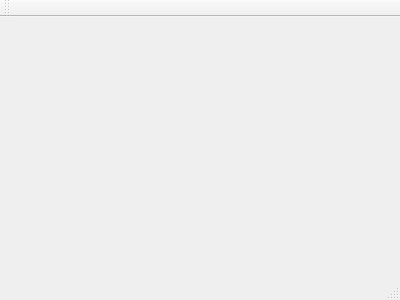
rukia11/AGHacksy, file untitled/mainwindow.ui: the form before one commit.
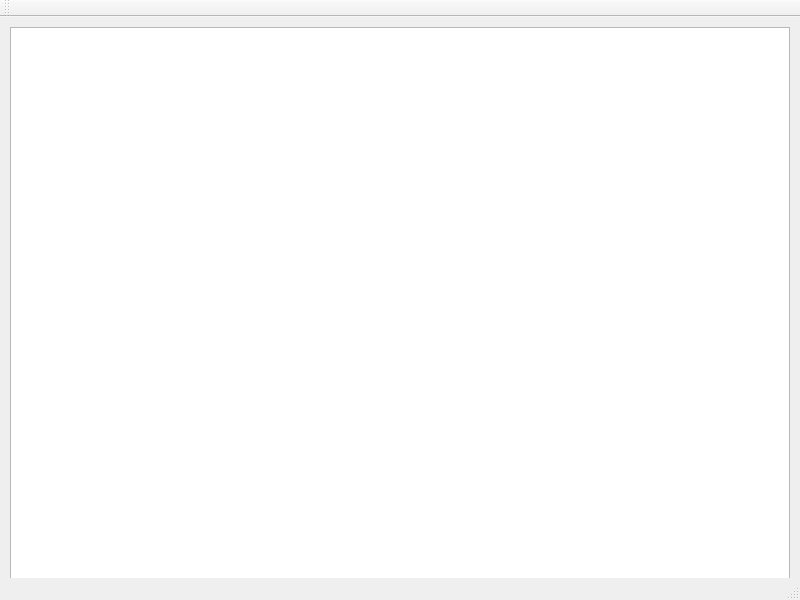
The form after the commit.

Commit message: dodane list view

The edit to the form file:
```diff
--- a/untitled/mainwindow.ui
+++ b/untitled/mainwindow.ui
@@ -1,24 +1,50 @@
 <ui version="4.0">
  <class>MainWindow</class>
- <widget class="QMainWindow" name="MainWindow" >
-  <property name="geometry" >
+ <widget class="QMainWindow" name="MainWindow">
+  <property name="geometry">
    <rect>
     <x>0</x>
     <y>0</y>
-    <width>400</width>
-    <height>300</height>
+    <width>800</width>
+    <height>600</height>
    </rect>
   </property>
   <property name="windowTitle" >
    <string>MainWindow</string>
   </property>
-  <widget class="QMenuBar" name="menuBar" />
-  <widget class="QToolBar" name="mainToolBar" />
-  <widget class="QWidget" name="centralWidget" />
-  <widget class="QStatusBar" name="statusBar" />
+  <widget class="QWidget" name="centralWidget">
+   <widget class="QListView" name="listView">
+    <property name="geometry">
+     <rect>
+      <x>10</x>
+      <y>10</y>
+      <width>780</width>
+      <height>580</height>
+     </rect>
+    </property>
+   </widget>
+  </widget>
+  <widget class="QMenuBar" name="menuBar">
+   <property name="geometry">
+    <rect>
+     <x>0</x>
+     <y>0</y>
+     <width>800</width>
+     <height>21</height>
+    </rect>
+   </property>
+  </widget>
+  <widget class="QToolBar" name="mainToolBar">
+   <attribute name="toolBarArea">
+    <enum>TopToolBarArea</enum>
+   </attribute>
+   <attribute name="toolBarBreak">
+    <bool>false</bool>
+   </attribute>
+  </widget>
+  <widget class="QStatusBar" name="statusBar"/>
  </widget>
- <layoutDefault spacing="6" margin="11" />
- <pixmapfunction></pixmapfunction>
+ <layoutdefault spacing="6" margin="11"/>
  <resources/>
  <connections/>
 </ui>
```
Left out of the diff: 3 changed lines with no effect on the pictures.
